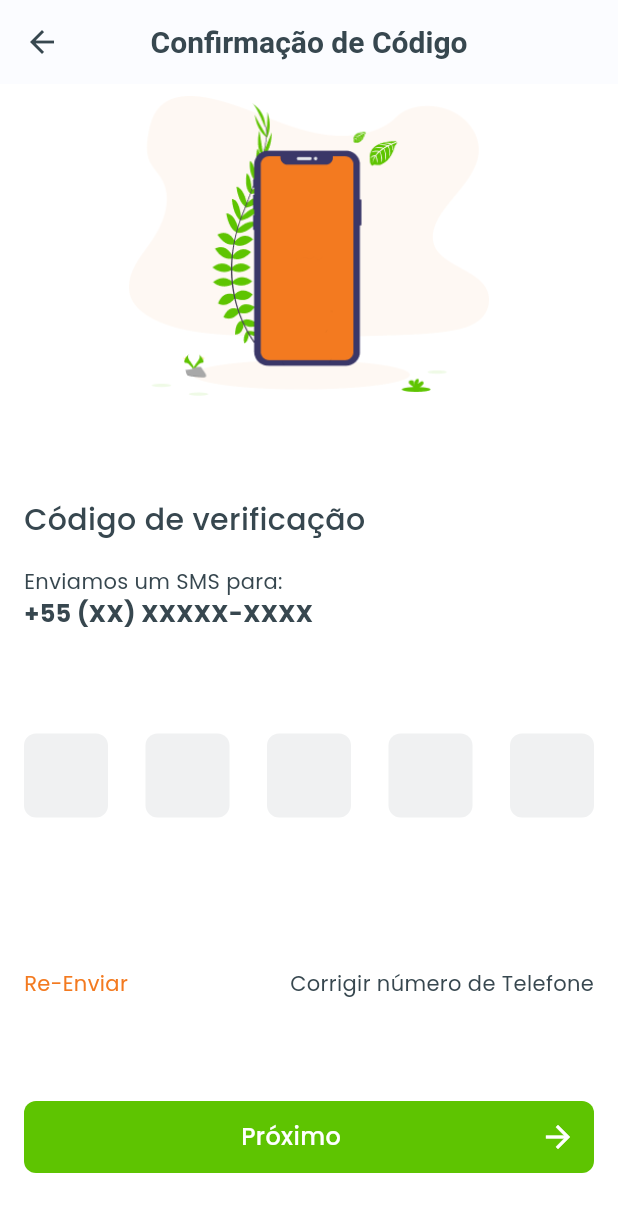
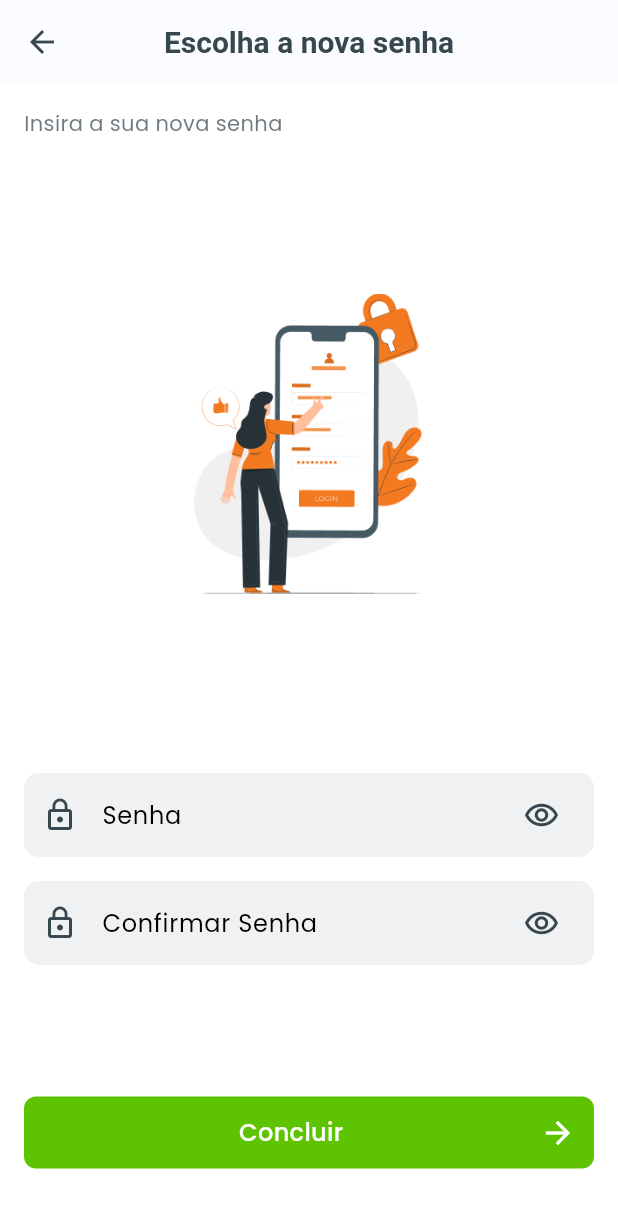
Before and after one commit to rafaelpadu/green_plate, a Flutter app: the CodeConfirmationScreen screen opened directly, after a tap on "Próximo", on a phone screen of 412 x 824 dp. Shown: the top 1212 px of the screen. Run offline on Flutter 3.47's test engine with Material 2 defaults, Android fonts, the phone set to English and light mode, and no system bars; our stand-ins replace carousel_slider, firebase_core, flutter_secure_storage; accounts and stored records are empty.

Commit message:
tela de confirmação de reset de senha

```diff
--- a/lib/src/presentation/features/authentication/views/reset_password/code_confirmation_screen.dart
+++ b/lib/src/presentation/features/authentication/views/reset_password/code_confirmation_screen.dart
@@ -1,5 +1,6 @@
 import 'package:flutter/material.dart';
 import 'package:green_plate/src/config/theme_colors.dart';
+import 'package:green_plate/src/presentation/features/authentication/views/reset_password/password_confirmation_screen.dart';
 
 class CodeConfirmationScreen extends StatefulWidget {
   const CodeConfirmationScreen({super.key});
@@ -265,5 +266,7 @@ class _CodeConfirmationScreenState extends State<CodeConfirmationScreen> {
     );
   }
 
-  void goToConfimarionScreen() {}
+  void goToConfimarionScreen() {
+    Navigator.push(context, MaterialPageRoute(builder: (context) => const PasswordConfirmationScreen()));
+  }
 }
--- /dev/null
+++ b/lib/src/presentation/features/authentication/views/reset_password/password_confirmation_screen.dart
@@ -0,0 +1,130 @@
+import 'package:flutter/material.dart';
+import 'package:green_plate/src/config/theme_colors.dart';
+
+class PasswordConfirmationScreen extends StatefulWidget {
+  const PasswordConfirmationScreen({super.key});
+
+  @override
+  State<PasswordConfirmationScreen> createState() => _PasswordConfirmationScreenState();
+}
+
+class _PasswordConfirmationScreenState extends State<PasswordConfirmationScreen> {
+  final TextEditingController _passWordController = TextEditingController();
+  final TextEditingController _confirmPassWordController = TextEditingController();
+  @override
+  Widget build(BuildContext context) {
+    return Scaffold(
+      appBar: AppBar(
+        centerTitle: true,
+        title: const Text("Escolha a nova senha"),
+      ),
+      body: SingleChildScrollView(
+          child: Container(
+        constraints: BoxConstraints(minHeight: MediaQuery.sizeOf(context).height - 85),
+        padding: const EdgeInsets.all(16),
+        child: Column(
+          mainAxisAlignment: MainAxisAlignment.spaceBetween,
+          children: [
+            Row(
+              children: [
+                Text(
+                  'Insira a sua nova senha',
+                  style: TextStyle(color: ThemeColors.primaryFontLowOpacityColor),
+                ),
+              ],
+            ),
+            Padding(
+              padding: const EdgeInsets.symmetric(vertical: 16),
+              child: Image.asset(
+                'lib/res/assets/images/arts/password_confirmation.png',
+                height: 200,
+              ),
+            ),
+            Column(
+              children: [
+                Padding(
+                  padding: const EdgeInsets.symmetric(vertical: 16),
+                  child: TextFormField(
+                    controller: _passWordController,
+                    decoration: InputDecoration(
+                      border: OutlineInputBorder(
+                        borderSide: BorderSide.none,
+                        borderRadius: BorderRadius.circular(10),
+                      ),
+                      hintText: 'Senha',
+                      prefixIcon: Icon(
+                        Icons.lock_outline,
+                        color: ThemeColors.primaryFontColor,
+                      ),
+                      suffixIcon: Padding(
+                        padding: const EdgeInsets.only(right: 22),
+                        child: Icon(
+                          Icons.remove_red_eye_outlined,
+                          color: ThemeColors.primaryFontColor,
+                        ),
+                      ),
+                      fillColor: ThemeColors.textFieldBackGround,
+                      filled: true,
+                    ),
+                  ),
+                ),
+                TextFormField(
+                  controller: _confirmPassWordController,
+                  decoration: InputDecoration(
+                    border: OutlineInputBorder(
+                      borderSide: BorderSide.none,
+                      borderRadius: BorderRadius.circular(10),
+                    ),
+                    hintText: 'Confirmar Senha',
+                    prefixIcon: Icon(
+                      Icons.lock_outline,
+                      color: ThemeColors.primaryFontColor,
+                    ),
+                    suffixIcon: Padding(
+                      padding: const EdgeInsets.only(right: 22),
+                      child: Icon(
+                        Icons.remove_red_eye_outlined,
+                        color: ThemeColors.primaryFontColor,
+                      ),
+                    ),
+                    fillColor: ThemeColors.textFieldBackGround,
+                    filled: true,
+                  ),
+                ),
+              ],
+            ),
+            Material(
+              color: ThemeColors.primary,
+              borderRadius: BorderRadius.circular(8),
+              child: InkWell(
+                customBorder: RoundedRectangleBorder(borderRadius: BorderRadius.circular(8)),
+                onTap: () => (),
+                child: Padding(
+                  padding: const EdgeInsets.all(12.0),
+                  child: Row(
+                    mainAxisAlignment: MainAxisAlignment.spaceBetween,
+                    children: [
+                      Container(),
+                      Text(
+                        'Concluir',
+                        style: TextStyle(
+                          color: ThemeColors.whiteFontColor,
+                          fontSize: 16,
+                          fontWeight: pesosDeFonte['medium'],
+                        ),
+                      ),
+                      Icon(
+                        Icons.arrow_forward_outlined,
+                        color: ThemeColors.whiteFontColor,
+                      ),
+                    ],
+                  ),
+                ),
+              ),
+            ),
+          ],
+        ),
+      )),
+    );
+  }
+}
```
Also changed, not shown: lib/res/assets/images/arts/password_confirmation.png (added).
